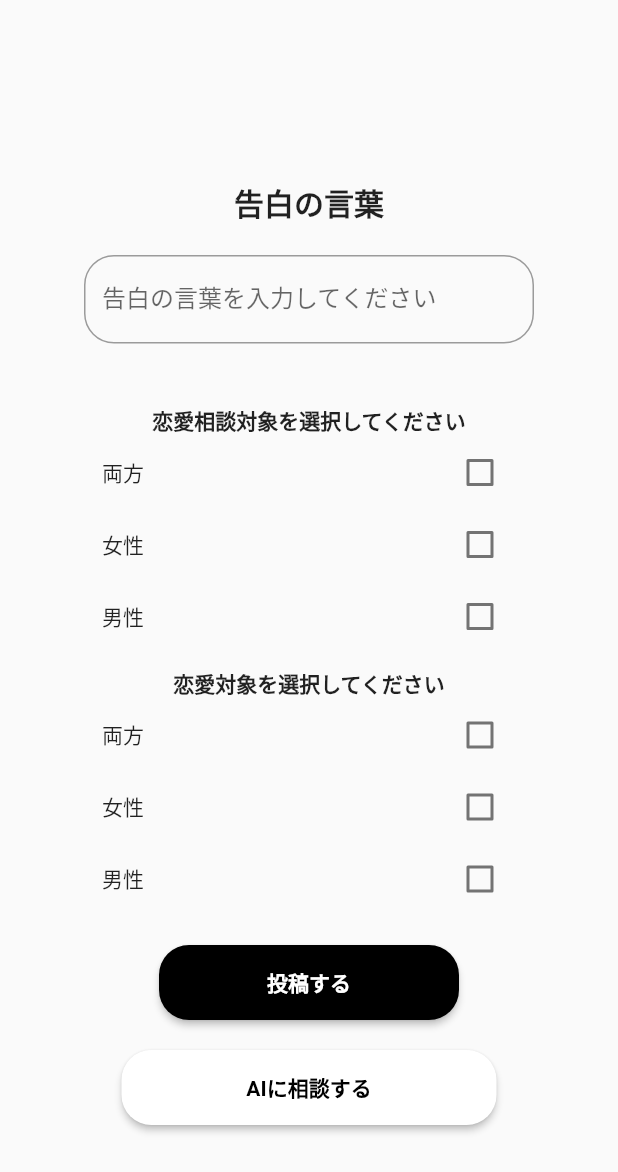
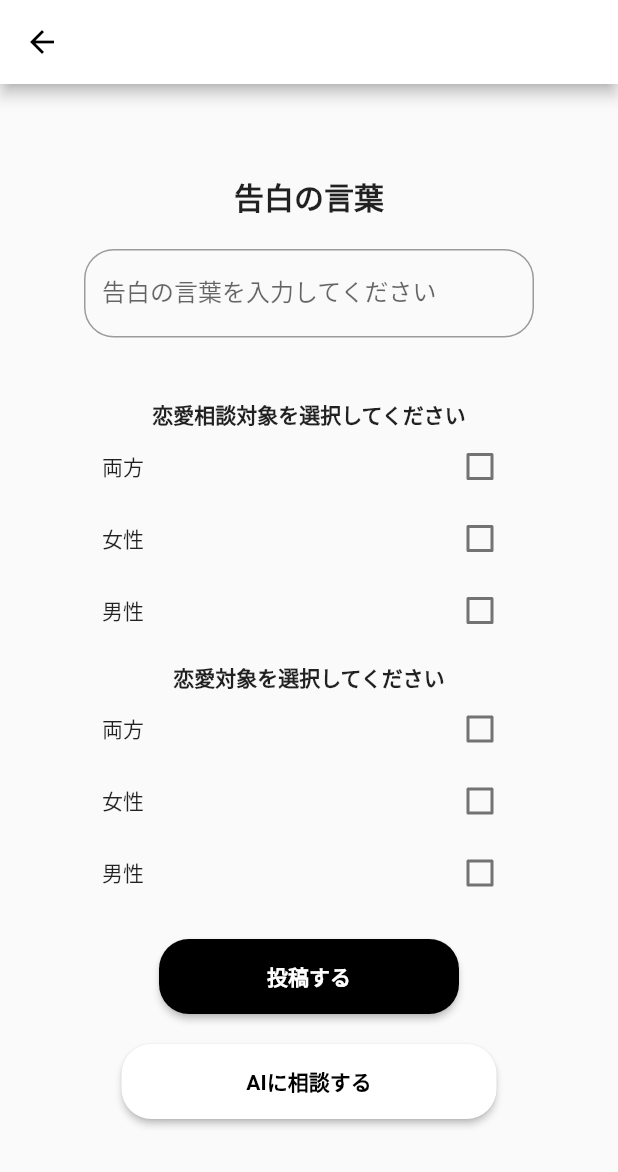
Before and after one commit to gadgelogger/aoharu, a Flutter app: the CreatePost screen opened directly, on a phone screen of 412 x 824 dp. Shown: the top 1172 px of the screen. Run offline on Flutter 3.47's test engine with Material 2 defaults, Android fonts, the phone set to English and light mode, and no system bars.

Commit message:
色変更

```diff
--- a/lib/create_post.dart
+++ b/lib/create_post.dart
@@ -1,5 +1,4 @@
 import 'package:flutter/material.dart';
-import 'package:flutter/services.dart';
 
 class CreatePost extends StatefulWidget {
   @override
@@ -19,13 +18,20 @@ class _CreatePostState extends State<CreatePost> {
   @override
   Widget build(BuildContext context) {
     return Scaffold(
+      appBar: AppBar(
+        backgroundColor: Colors.white,
+        leading: IconButton(
+          icon: const Icon(Icons.arrow_back, color: Colors.black),
+          onPressed: () => Navigator.of(context).pop(),
+        ),
+      ),
       body: SingleChildScrollView(
         child: Center(
           child: Column(
             children: [
               const SizedBox(
-                width: 120,
-                height: 120,
+                width: 60,
+                height: 60,
               ),
               const Text(
                 "告白の言葉",
@@ -197,7 +203,8 @@ class _CreatePostState extends State<CreatePost> {
                         shape: RoundedRectangleBorder(
                           borderRadius: BorderRadius.circular(20), //こちらを適用
                         ),
-                        backgroundColor: Color.fromARGB(255, 255, 255, 255),
+                        backgroundColor:
+                            const Color.fromARGB(255, 255, 255, 255),
                       ),
                       onPressed: () {},
                       child: const Text(
```
Also changed, not shown: lib/manage.dart (+4 -4 lines).
